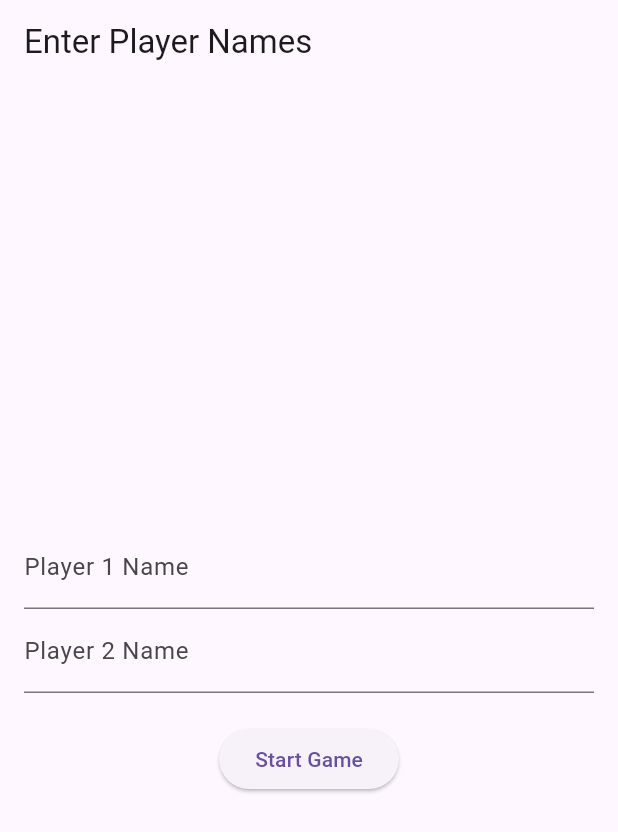
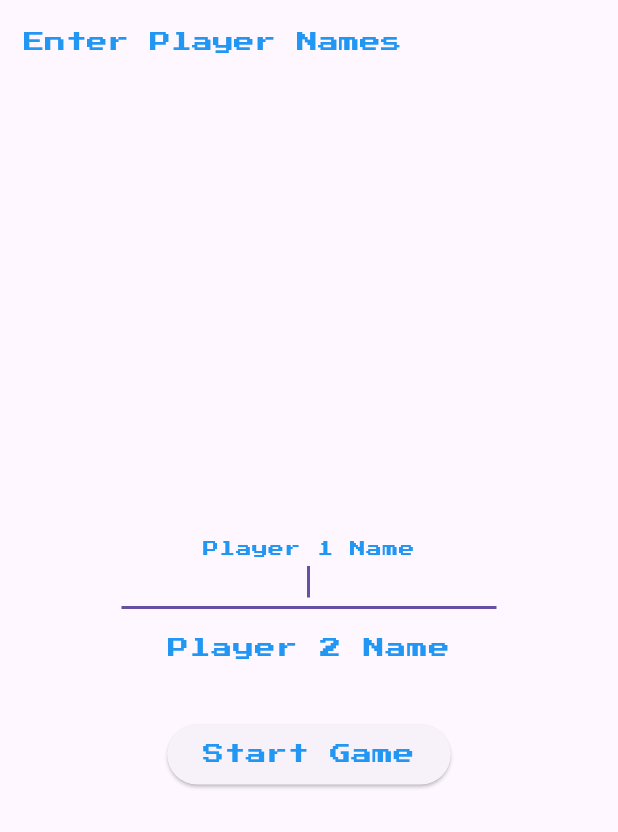
Before and after one commit to ZPatryk/cardgame3, a Flutter app: the screen it shows after launch, on a phone screen of 412 x 824 dp. Shown: the top 832 px of the screen. Run offline on Flutter 3.47's test engine with Material 3 defaults, Android fonts, the phone set to English and light mode, and no system bars.

Commit message:
Stylizacja label i texfield na retro style

```diff
--- a/lib/start_screen.dart
+++ b/lib/start_screen.dart
@@ -1,12 +1,39 @@
 import 'dart:math';
-
+import 'package:flutter/cupertino.dart';
 import 'package:flutter/material.dart';
 import 'image_item.dart';
 import 'image_screen.dart';
+import 'package:cardgame/utils/text_styles.dart';
 
-class StartScreen extends StatelessWidget {
+class StartScreen extends StatefulWidget {
+  const StartScreen({super.key});
+
+  @override
+  _StartScreenState createState() => _StartScreenState();
+}
+
+class _StartScreenState extends State<StartScreen> {
   final TextEditingController player1Controller = TextEditingController();
   final TextEditingController player2Controller = TextEditingController();
+  final FocusNode _player1FocusNode = FocusNode();
+
+  @override
+  void initState() {
+    super.initState();
+    // Ustaw focus na _player1FocusNode podczas inicjalizacji
+    WidgetsBinding.instance.addPostFrameCallback((_) {
+      _player1FocusNode.requestFocus();
+    });
+  }
+
+  @override
+  void dispose() {
+    // Pamiętaj, aby zwolnić zasoby kontrolerów
+    player1Controller.dispose();
+    player2Controller.dispose();
+    _player1FocusNode.dispose();
+    super.dispose();
+  }
 
   @override
   Widget build(BuildContext context) {
@@ -34,25 +61,48 @@ class StartScreen extends StatelessWidget {
       ImageItem(key: 'raspberry1', imagePath: 'assets/images/image20.png'),
     ];
 
-      images.shuffle(Random());
-
+    images.shuffle(Random());
 
     return Scaffold(
       appBar: AppBar(
-        title: const Text('Enter Player Names'),
+        title: const Text('Enter Player Names', style: TextStyles.retro),
       ),
       body: Padding(
         padding: const EdgeInsets.all(16.0),
         child: Column(
           mainAxisAlignment: MainAxisAlignment.center,
           children: [
-            TextField(
-              controller: player1Controller,
-              decoration: const InputDecoration(labelText: 'Player 1 Name'),
+            SizedBox(
+              width: 250.0,
+              child: TextField(
+                controller: player1Controller,
+                focusNode: _player1FocusNode,
+                style: TextStyles.retroblack,
+                decoration: const InputDecoration(
+                  label: Center(
+                    child: Text(
+                      'Player 1 Name',
+                      style: TextStyles.retro,
+                    ),
+                  ),
+                  //border: OutlineInputBorder(),
+                ),
+                textAlign: TextAlign.center,
+              ),
             ),
             TextField(
               controller: player2Controller,
-              decoration: const InputDecoration(labelText: 'Player 2 Name'),
+              style: TextStyles.retroblack,
+              decoration: const InputDecoration(
+                label: Center(
+                  child: Text(
+                    'Player 2 Name',
+                    style: TextStyles.retro,
+                  ),
+                ),
+                border: InputBorder.none,
+              ),
+              textAlign: TextAlign.center,
             ),
             const SizedBox(height: 20),
             ElevatedButton(
@@ -61,14 +111,14 @@ class StartScreen extends StatelessWidget {
                   context,
                   MaterialPageRoute(
                     builder: (context) => ImageScreen(
-                      images: images,  // Przekazujemy pełną listę obrazów
+                      images: images, // Przekazujemy pełną listę obrazów
                       player1Name: player1Controller.text,
                       player2Name: player2Controller.text,
                     ),
                   ),
                 );
               },
-              child: const Text('Start Game'),
+              child: const Text('Start Game', style: TextStyles.retro),
             ),
           ],
         ),
--- a/lib/utils/text_styles.dart
+++ b/lib/utils/text_styles.dart
@@ -0,0 +1,43 @@
+import 'package:flutter/material.dart';
+
+class TextStyles {
+  // Styl nagłówków
+  static const TextStyle header = TextStyle(
+    fontSize: 24,
+    fontWeight: FontWeight.bold,
+    color: Colors.black,
+  );
+
+  // Styl dla podtytułów
+  static const TextStyle subHeader = TextStyle(
+    fontSize: 18,
+    fontWeight: FontWeight.w600,
+    color: Colors.black54,
+  );
+
+  // Styl dla treści
+  static const TextStyle body = TextStyle(
+    fontSize: 14,
+    color: Colors.black87,
+  );
+
+  // Styl dla linków
+  static const TextStyle link = TextStyle(
+    fontSize: 14,
+    color: Colors.blue,
+    decoration: TextDecoration.underline,
+  );
+
+  // styl retro
+  static const TextStyle retro = TextStyle(
+    fontSize: 14,
+    fontFamily: 'PressStart2P',
+    color: Colors.blue,
+  );
+
+  static const TextStyle retroblack = TextStyle(
+    fontSize: 14,
+    fontFamily: 'PressStart2P',
+    color: Colors.black,
+  );
+}
```
Also changed, not shown: pubspec.yaml (+6 -5 lines), assets/fonts/PressStart2P-Regular.ttf (added).
